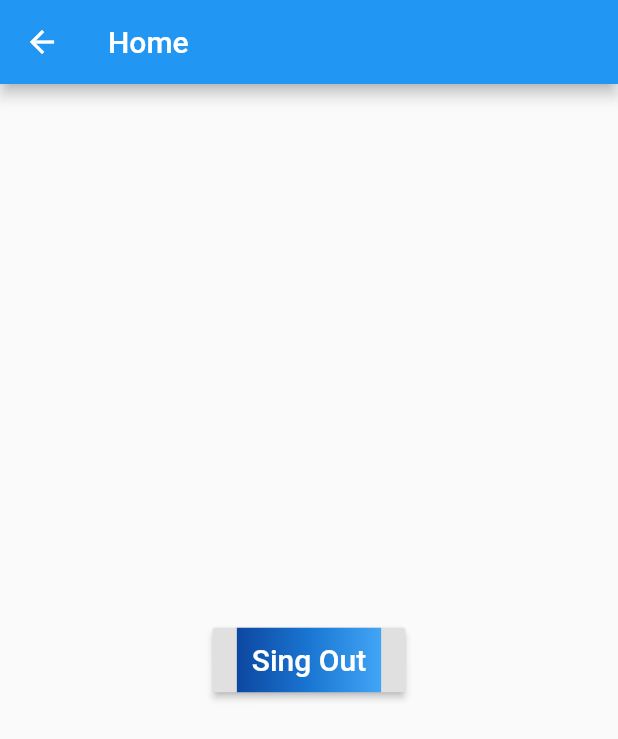
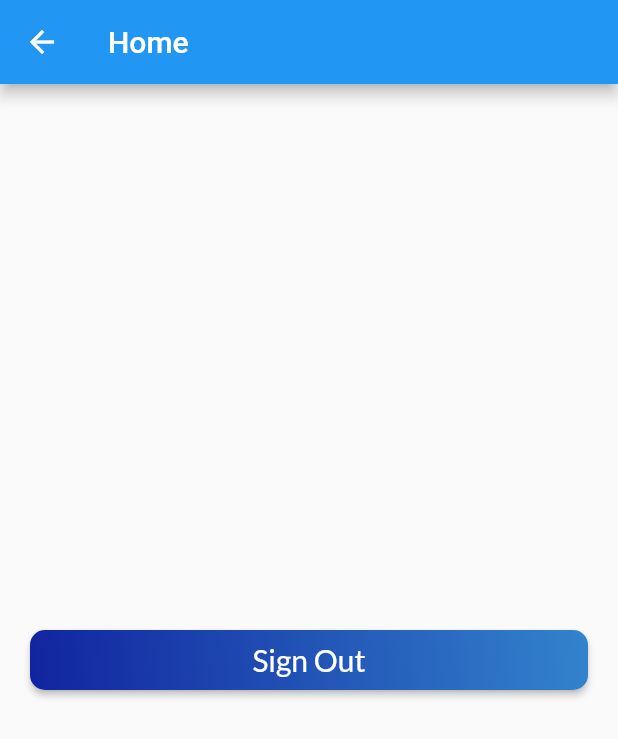
Before and after one commit to mechala/singin-out, a Flutter app: the HomePage screen opened directly, on a phone screen of 412 x 824 dp. Shown: the top 739 px of the screen. Run offline on Flutter 3.47's test engine with Material 2 defaults, Android fonts, the phone set to English and light mode, and no system bars; our stand-ins replace shared_preferences; accounts and stored records are empty.

```diff
--- a/lib/pages/home_page.dart
+++ b/lib/pages/home_page.dart
@@ -15,24 +15,43 @@ class HomePage extends StatelessWidget {
           builder: (BuildContext context, LoginState value, Widget child) {
             return child;
           },
-          child: RaisedButton(
-            child: Container(
-              decoration: const BoxDecoration(
-                gradient: LinearGradient(
-                  colors: <Color>[
-                    Color(0xFF0D47A1),
-                    Color(0xFF1976D2),
-                    Color(0xFF42A5F5),
-                  ],
+          child: Padding(
+            padding: const EdgeInsets.symmetric(horizontal: 20),
+            child: RaisedButton(
+              shape: RoundedRectangleBorder(
+                  borderRadius: BorderRadius.circular(10.0)),
+              padding: EdgeInsets.all(0.0),
+              textColor: Colors.white,
+              onPressed: () {
+                Provider.of<LoginState>(context).logout();
+              },
+              child: Ink(
+                decoration: BoxDecoration(
+                  gradient: LinearGradient(
+                    begin: Alignment.topRight,
+                    end: Alignment.bottomLeft,
+                    colors: [
+                      Color(0xFF3383CD),
+                      Color(0xFF11249F),
+                    ],
+                  ),
+                  borderRadius: BorderRadius.all(Radius.circular(10.0)),
+                ),
+                child: Container(
+                  constraints: BoxConstraints(
+                      minWidth: 88.0,
+                      minHeight: 36.0), // min sizes for Material buttons
+                  height: 40.0,
+                  alignment: Alignment.center,
+                  child: Text(
+                    "Sign Out",
+                    textAlign: TextAlign.center,
+                    style: TextStyle(
+                        fontFamily: 'Lato', fontSize: 20, color: Colors.white),
+                  ),
                 ),
               ),
-              padding: const EdgeInsets.all(10.0),
-              child: const Text('Sing Out', style: TextStyle(fontSize: 20)),
             ),
-            textColor: Colors.white,
-            onPressed: () {
-              Provider.of<LoginState>(context).logout();
-            },
           ),
         ),
       ),
```
Also changed, not shown: lib/login_state.dart (+57 -25 lines), lib/main.dart (+5 -9 lines), lib/pages/login_page.dart (+6 -7 lines), lib/pages/singUp_page.dart (+12 -13 lines), 1 other file.
